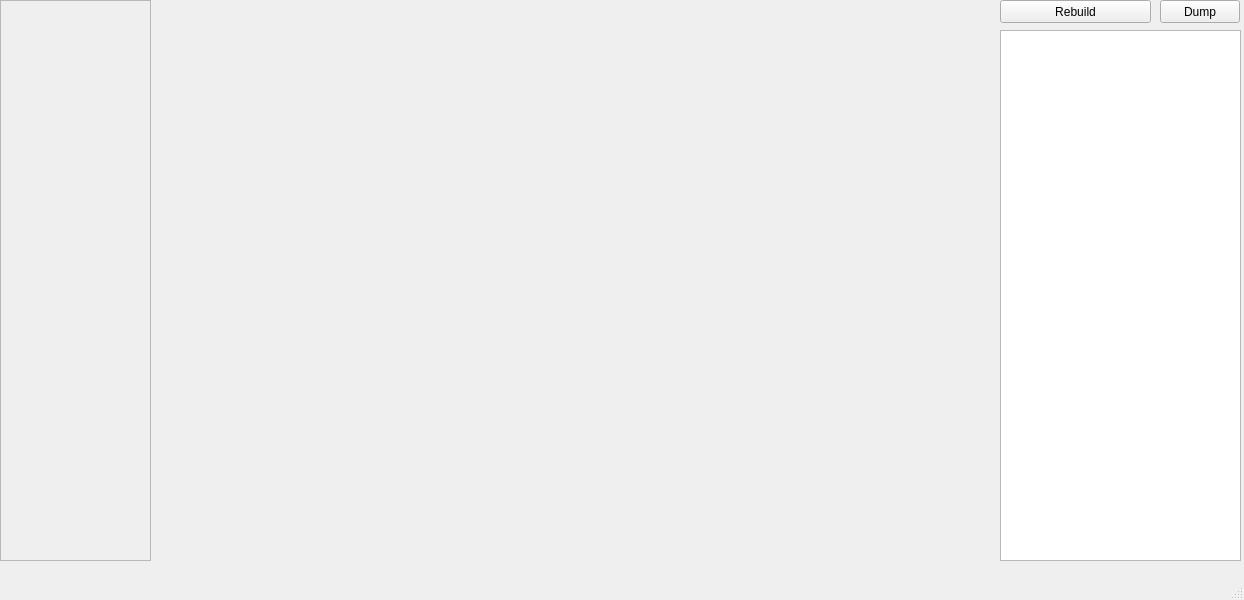
Qt form graph/main.ui (AU-ExoMars/PCOT) before a commit.
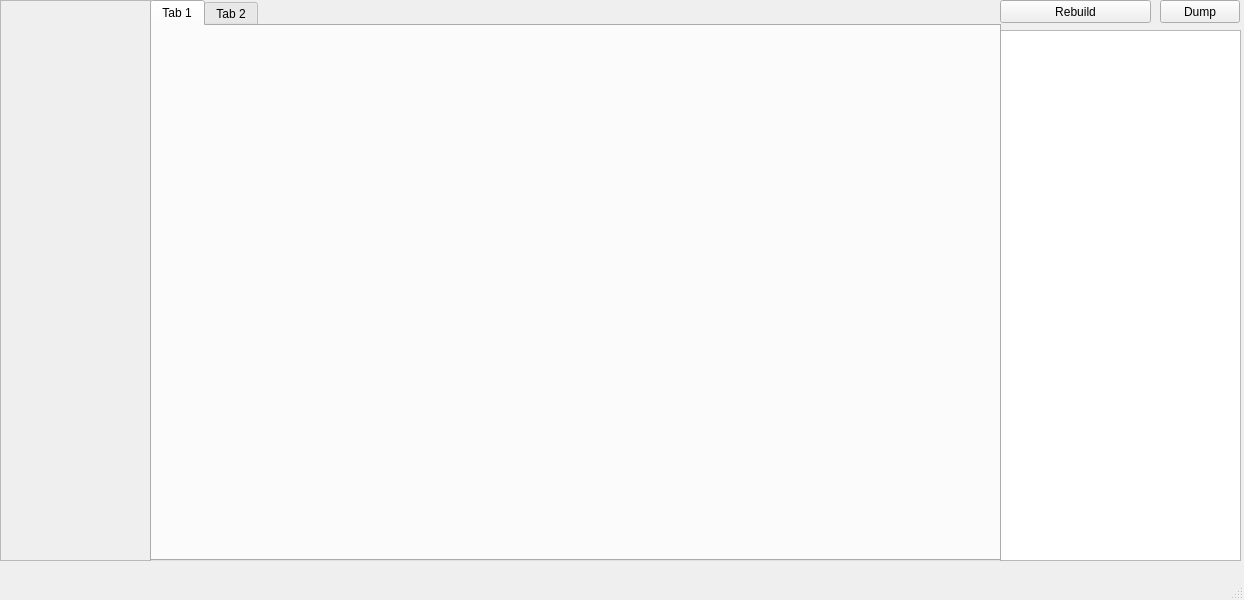
The same form after that commit. Custom widgets are drawn as their Qt base class.

Commit message: Well, a working tab. It's a bit messy, though.

Patch:
```diff
--- a/graph/main.ui
+++ b/graph/main.ui
@@ -88,6 +88,26 @@
      </property>
     </widget>
    </widget>
+   <widget class="QTabWidget" name="tabWidget">
+    <property name="geometry">
+     <rect>
+      <x>150</x>
+      <y>0</y>
+      <width>851</width>
+      <height>561</height>
+     </rect>
+    </property>
+    <widget class="QWidget" name="tab">
+     <attribute name="title">
+      <string>Tab 1</string>
+     </attribute>
+    </widget>
+    <widget class="QWidget" name="tab_2">
+     <attribute name="title">
+      <string>Tab 2</string>
+     </attribute>
+    </widget>
+   </widget>
   </widget>
   <widget class="QMenuBar" name="menubar">
    <property name="geometry">
```
The commit also changes 7 other files.
